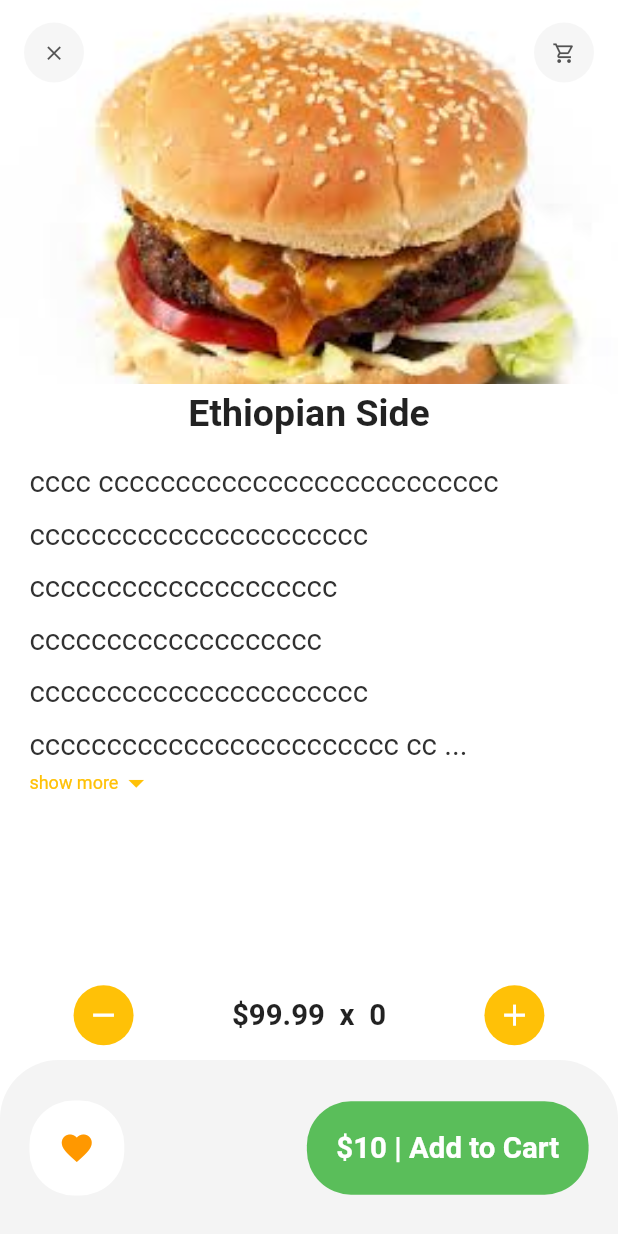
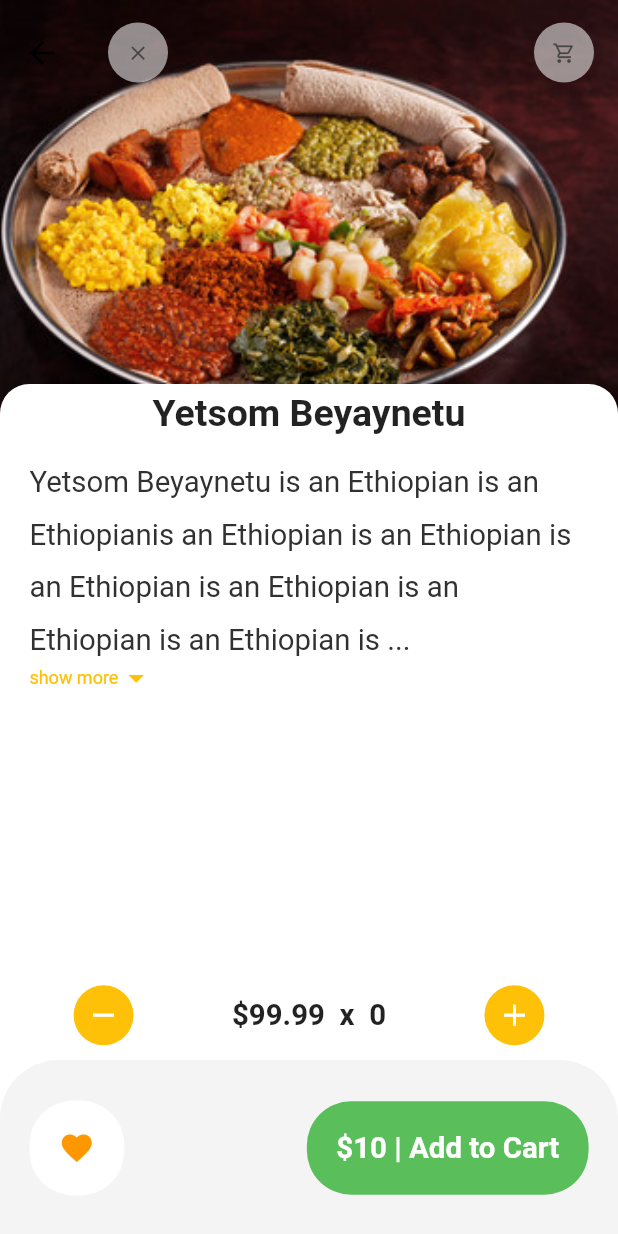
Before and after one commit to BisratGirma/gursha_mobile, a Flutter app: the RecommendedFoodDetail screen opened directly, on a phone screen of 412 x 824 dp. Run offline on Flutter 3.47's test engine with Material 2 defaults, Android fonts, the phone set to English and light mode, and no system bars; our stand-ins replace dots_indicator, get.

Commit message:
design pattern entry

```diff
--- a/lib/main.dart
+++ b/lib/main.dart
@@ -31,7 +31,7 @@
           // is not restarted.
           primarySwatch: Colors.amber,
           backgroundColor: Colors.white70),
-      home: const RecommendedFoodDetail(),
+      home: const MainFoodPage(),
     );
   }
 }
--- a/lib/screens/foods/recommended_food_detail.dart
+++ b/lib/screens/foods/recommended_food_detail.dart
@@ -4,7 +4,6 @@ import 'package:gursha/util/dimensions.dart';
 import 'package:gursha/widgets/app_icon.dart';
 import 'package:gursha/widgets/expandable_text.dart';
 import 'package:gursha/widgets/heading.dart';
-import 'package:gursha/widgets/small_heading.dart';
 
 class RecommendedFoodDetail extends StatelessWidget {
   const RecommendedFoodDetail({Key? key}) : super(key: key);
@@ -36,7 +35,7 @@ class RecommendedFoodDetail extends StatelessWidget {
                 padding: const EdgeInsets.only(top: 5, bottom: 10),
                 child: Center(
                     child: HeadingText(
-                        text: 'Ethiopian Side', size: Dimensions.font27)),
+                        text: 'Yetsom Beyaynetu', size: Dimensions.font27)),
               ),
             ),
             pinned: true,
@@ -44,7 +43,7 @@ class RecommendedFoodDetail extends StatelessWidget {
             expandedHeight: 300,
             flexibleSpace: FlexibleSpaceBar(
               background: Image.asset(
-                'assets/images/burger.jpeg',
+                'assets/images/beyaynet.jpg',
                 width: double.maxFinite,
                 fit: BoxFit.cover,
               ),
@@ -59,7 +58,7 @@ class RecommendedFoodDetail extends StatelessWidget {
                   child: ExpandableText(
                       size: Dimensions.font20,
                       text:
-                          'cccc cccccccccccccccccccccccccc cccccccccccccccccccccc cccccccccccccccccccc ccccccccccccccccccc cccccccccccccccccccccc cccccccccccccccccccccccc ccccccccccccccccccccccc cccccccccccccccccccccccc ccccccccccccccccccccccccc ccccccccccccccccccccc ccccccccccccccccccccc cccccccccccccccccccccc cccccccccccccccccccccc cccccccccccccccccc cccccccccccccccccccccc cccccccccccccccccccccccccc ccccccccccccccccccc cccccccccccccccccccccccccccccc cccccccccccccccccccccccc ccccccccccccccccccccccccccc ccccccccccccccccccccccccc cccccccccccccccccccccccccc ccccccccccccccccccccccccccccccccc ccccccccccccccccccccccccccccc cccccccccccccccccccccccc cccccccccccccccccccccccccc cccccccccccccccccccccccccc cccccccccccccccccccccccccc cccccccccccccccccccccccccccccccc Yetsom Beyaynetu is an Ethiopian is an Ethiopianis an Ethiopian is an Ethiopian is an Ethiopian is an Ethiopian is an Ethiopian is an Ethiopian is an Ethiopian is an Ethiopian is an Ethiopian is an Ethiopian is an Ethiopian is an Ethiopian combination platter composed of vegan curries and veggies. We love the variety this type of dinner offers. Our version features a rich red lentil stew, tender collard greens simmered with tomatoes and warming berbere spice blend, and a spicy fresh tomato salad with chiles.'),
+                          'Yetsom Beyaynetu is an Ethiopian is an Ethiopianis an Ethiopian is an Ethiopian is an Ethiopian is an Ethiopian is an Ethiopian is an Ethiopian is an Ethiopian is an Ethiopian is an Ethiopian is an Ethiopian is an Ethiopian is an Ethiopian combination platter composed of vegan curries and veggies. We love the variety this type of dinner offers. Our version features a rich red lentil stew, tender collard greens simmered with tomatoes and warming berbere spice blend, and a spicy fresh tomato salad with chiles.'),
                 ),
               ],
             ),
```
